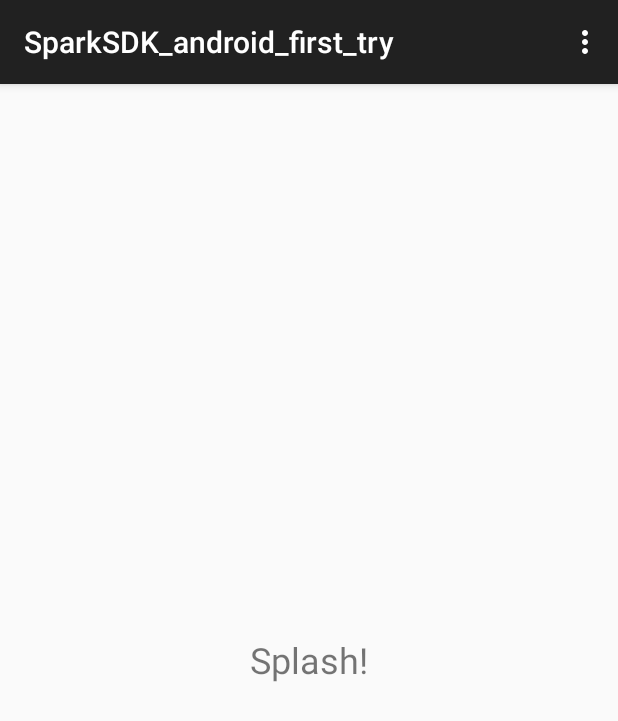
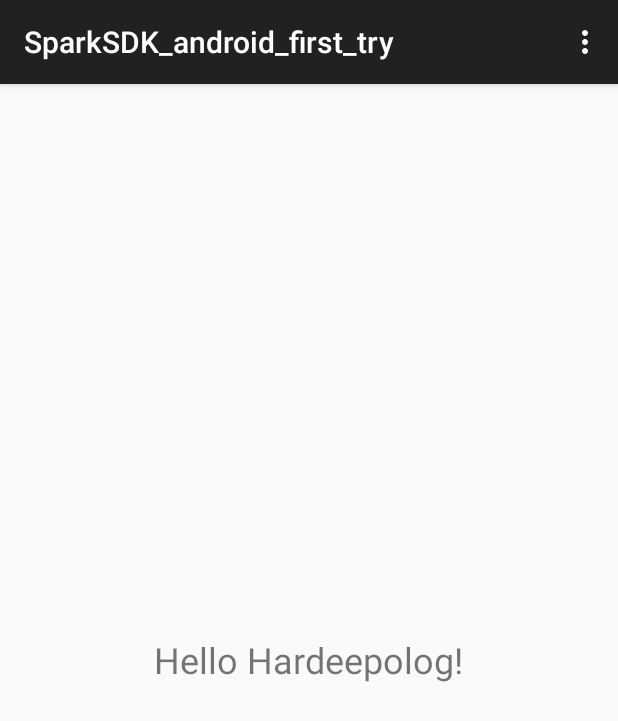
Before and after one commit to adnandzebic/Senior-Design-Project, an Android app: the screen it shows after launch (SplashActivity), on a phone screen of 412 x 824 dp. Shown: the top 721 px of the screen. Run offline under Robolectric (Android 15) with nearby library versions, the phone set to English and light mode, and no system bars.

```diff
--- a/spark-sdk-android/example_app/src/main/res/values/strings.xml
+++ b/spark-sdk-android/example_app/src/main/res/values/strings.xml
@@ -1,7 +1,7 @@
 <resources>
     <string name="app_name">SparkSDK_android_first_try</string>
 
-    <string name="hello_world">Splash!</string>
+    <string name="hello_world">Hello Hardeepolog!</string>
     <string name="action_settings">Settings</string>
     <string name="title_activity_login">LoginActivity</string>
     <string name="login">Login</string>
```
Also changed, not shown: 3 other files.
